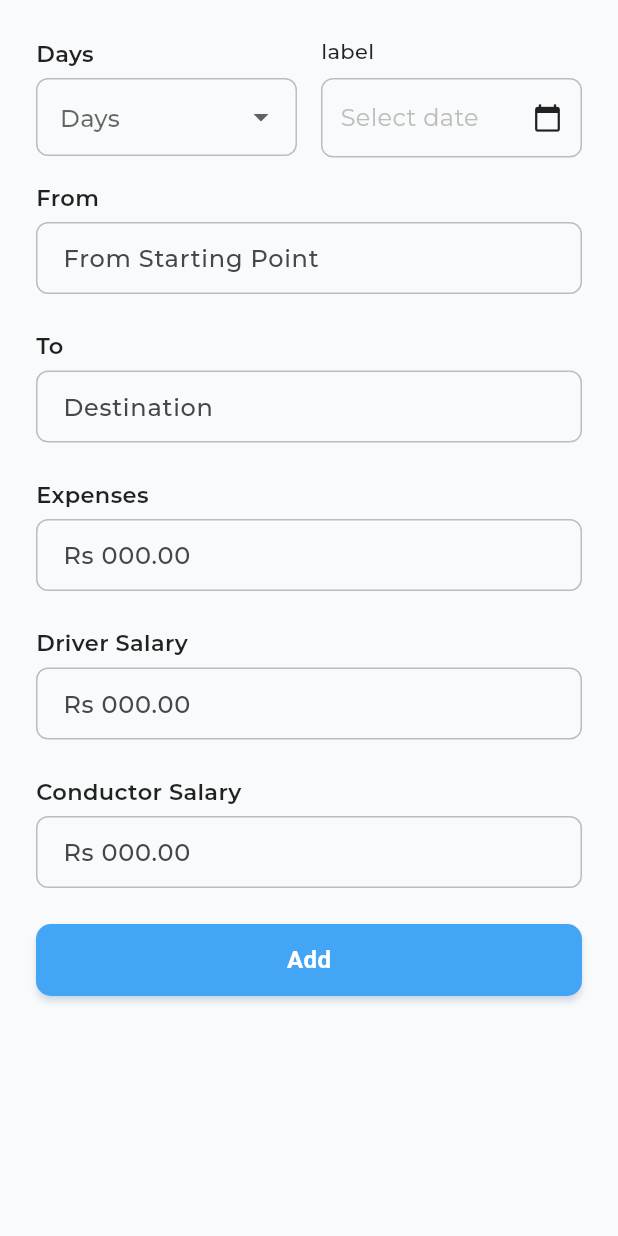
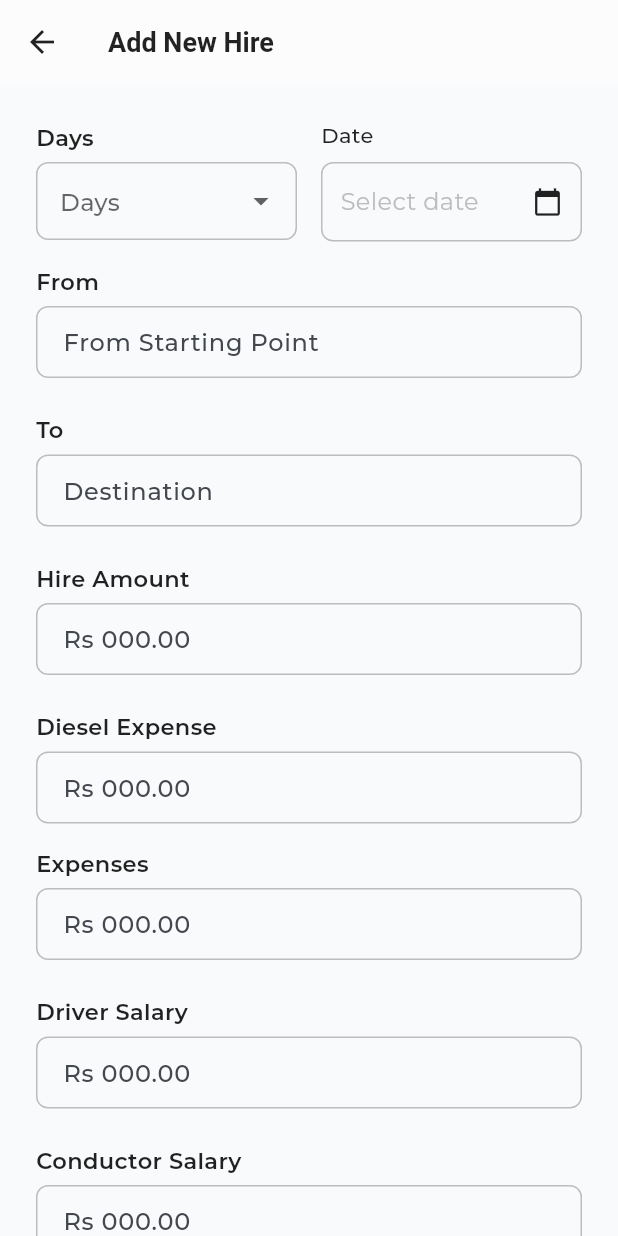
Before and after one commit to smThilshan/busflow-mobile, a Flutter app: the AddNewHire screen opened by its route, on a phone screen of 412 x 824 dp. Run offline on Flutter 3.47's test engine with Material 3 defaults, Android fonts, the phone set to English and light mode, and no system bars; our stand-ins replace dio, flutter_bloc, flutter_svg, go_router, google_fonts, lucide_icons_flutter.

Commit message:
added hire section

```diff
--- /dev/null
+++ b/lib/domain/entities/hire_preview_data.dart
@@ -0,0 +1,26 @@
+class HirePreviewData {
+  final int noOfDays;
+  final DateTime date;
+  final String fromStartLocation;
+  final String toReachLocation;
+  final double hireAmount;
+  final double otherExpenses;
+  final double diesel;
+  final double driverSalary;
+  final double conductorSalary;
+  final double earned;
+  final double totalExpense;
+  HirePreviewData({
+    required this.noOfDays,
+    required this.date,
+    required this.fromStartLocation,
+    required this.toReachLocation,
+    required this.hireAmount,
+    required this.otherExpenses,
+    required this.diesel,
+    required this.driverSalary,
+    required this.conductorSalary,
+    required this.earned,
+    required this.totalExpense,
+  });
+}
--- a/lib/main.dart
+++ b/lib/main.dart
@@ -1,6 +1,7 @@
 import 'package:bus_flow_admin/config/theme/app_theme.dart';
 import 'package:bus_flow_admin/core/router/app_router.dart';
-import 'package:bus_flow_admin/presentation/bloc/add_trip_bloc.dart';
+import 'package:bus_flow_admin/presentation/add-income/hire/bloc/add_hire_bloc.dart';
+import 'package:bus_flow_admin/presentation/add-income/trip/bloc/add_trip_bloc.dart';
 import 'package:flutter/material.dart';
 import 'package:flutter_bloc/flutter_bloc.dart';
 
@@ -16,6 +17,7 @@ class MyApp extends StatelessWidget {
     return MultiBlocProvider(
       providers: [
         BlocProvider<AddTripBloc>(create: (context) => AddTripBloc()),
+        BlocProvider<AddHireBloc>(create: (context) => AddHireBloc()),
       ],
       child: MaterialApp.router(
         title: 'Bus Flow - Admin App',
--- a/lib/presentation/add-income/add_new_hire.dart
+++ /dev/null
@@ -1,108 +0,0 @@
-import 'package:bus_flow_admin/core/ui/app_spacing.dart';
-import 'package:bus_flow_admin/presentation/common/widgets/custom_action_btn.dart';
-import 'package:bus_flow_admin/presentation/common/widgets/custom_datepicker_widget.dart';
-import 'package:bus_flow_admin/presentation/common/widgets/custom_dropdown_widget.dart';
-import 'package:bus_flow_admin/presentation/common/widgets/custom_textfield.dart';
-import 'package:flutter/material.dart';
-
-class AddNewHire extends StatefulWidget {
-  const AddNewHire({super.key});
-
-  @override
-  State<AddNewHire> createState() => _AddNewHireState();
-}
-
-class _AddNewHireState extends State<AddNewHire> {
-  final TextEditingController _fromController = TextEditingController();
-  final TextEditingController _toController = TextEditingController();
-  final TextEditingController _expensesController = TextEditingController();
-  final TextEditingController _driverSalaryController = TextEditingController();
-  final TextEditingController _conductorSalaryController =
-      TextEditingController();
-  String? selectedBus;
-  DateTime? selectedDate;
-
-  @override
-  Widget build(BuildContext context) {
-    return Scaffold(
-      body: SafeArea(
-        child: SingleChildScrollView(
-          child: Padding(
-            padding: const EdgeInsets.all(AppSpacing.lg),
-            child: Column(
-              crossAxisAlignment: CrossAxisAlignment.start,
-              children: [
-                // SizedBox(height: 60),
-                Row(
-                  children: [
-                    Expanded(
-                      child: CustomDropdown<String>(
-                        label: "Days",
-                        value: selectedBus,
-                        items: ["01", "02", "03"],
-                        // itemLabel: (bus) => "Bus No: $bus",
-                        onChanged: (value) {
-                          setState(() {
-                            selectedBus = value;
-                          });
-                        },
-                      ),
-                    ),
-                    const SizedBox(width: AppSpacing.md),
-                    Expanded(
-                      child: CustomDatePicker(
-                        label: "label",
-                        selectedDate: selectedDate,
-                        onDateSelected: (date) {
-                          setState(() {
-                            selectedDate = date;
-                          });
-                        },
-                      ),
-                    ),
-                  ],
-                ),
-                SizedBox(height: AppSpacing.md),
-                CustomTextField(
-                  label: "From",
-                  controller: _fromController,
-                  hint: "From Starting Point",
-                ),
-                SizedBox(height: AppSpacing.sm),
-                CustomTextField(
-                  label: "To ",
-                  controller: _toController,
-                  hint: "Destination",
-                ),
-                SizedBox(height: AppSpacing.sm),
-                CustomTextField(
-                  label: "Expenses",
-                  controller: _expensesController,
-                  hint: "Rs 000.00",
-                  keyboardType: TextInputType.number,
-                ),
-                SizedBox(height: AppSpacing.sm),
-                CustomTextField(
-                  label: "Driver Salary",
-                  controller: _driverSalaryController,
-                  hint: "Rs 000.00",
-                  keyboardType: TextInputType.number,
-                ),
-                SizedBox(height: AppSpacing.sm),
-                CustomTextField(
-                  label: "Conductor Salary",
-                  controller: _conductorSalaryController,
-                  hint: "Rs 000.00",
-                  keyboardType: TextInputType.number,
-                ),
-                SizedBox(height: AppSpacing.sm),
-
-                CustomActionBtn(text: "Add", onPressed: () {}),
-              ],
-            ),
-          ),
-        ),
-      ),
-    );
-  }
-}
--- /dev/null
+++ b/lib/presentation/add-income/hire/bloc/add_hire_event.dart
@@ -0,0 +1,25 @@
+abstract class AddHireEvent {}
+
+class SubmitHireEvent extends AddHireEvent {
+  final int noOfDays;
+  final DateTime date;
+  final String fromStartLocation;
+  final String toReachLocation;
+  final double hireAmount;
+  final double otherExpenses;
+  final double diesel;
+  final double driverSalary;
+  final double conductorSalary;
+
+  SubmitHireEvent({
+    required this.noOfDays,
+    required this.date,
+    required this.fromStartLocation,
+    required this.toReachLocation,
+    required this.hireAmount,
+    required this.diesel,
+    required this.otherExpenses,
+    required this.driverSalary,
+    required this.conductorSalary,
+  });
+}
--- /dev/null
+++ b/lib/presentation/add-income/hire/bloc/add_hire_state.dart
@@ -0,0 +1,10 @@
+import 'package:bus_flow_admin/domain/entities/hire_preview_data.dart';
+
+abstract class AddHireState {}
+
+class AddHireInitial extends AddHireState {}
+
+class AddHirePreviewReady extends AddHireState {
+  final HirePreviewData hirePreviewData;
+  AddHirePreviewReady(this.hirePreviewData);
+}
--- a/lib/presentation/add-income/add_new_trip.dart
+++ b/lib/presentation/add-income/hire/screens/add_new_hire.dart
@@ -1,7 +1,7 @@
 import 'package:bus_flow_admin/core/ui/app_spacing.dart';
-import 'package:bus_flow_admin/presentation/bloc/add_trip_bloc.dart';
-import 'package:bus_flow_admin/presentation/bloc/add_trip_event.dart';
-import 'package:bus_flow_admin/presentation/bloc/add_trip_state.dart';
+import 'package:bus_flow_admin/presentation/add-income/hire/bloc/add_hire_bloc.dart';
+import 'package:bus_flow_admin/presentation/add-income/hire/bloc/add_hire_event.dart';
+import 'package:bus_flow_admin/presentation/add-income/hire/bloc/add_hire_state.dart';
 import 'package:bus_flow_admin/presentation/common/widgets/custom_action_btn.dart';
 import 'package:bus_flow_admin/presentation/common/widgets/custom_datepicker_widget.dart';
 import 'package:bus_flow_admin/presentation/common/widgets/custom_dropdown_widget.dart';
@@ -10,32 +10,34 @@ import 'package:flutter/material.dart';
 import 'package:flutter_bloc/flutter_bloc.dart';
 import 'package:go_router/go_router.dart';
 
-class AddNewTrip extends StatefulWidget {
-  const AddNewTrip({super.key});
+class AddNewHire extends StatefulWidget {
+  const AddNewHire({super.key});
 
   @override
-  State<AddNewTrip> createState() => _AddNewTripState();
+  State<AddNewHire> createState() => _AddNewHireState();
 }
 
-class _AddNewTripState extends State<AddNewTrip> {
-  final TextEditingController _fromIncomeController = TextEditingController();
-  final TextEditingController _toIncomeController = TextEditingController();
+class _AddNewHireState extends State<AddNewHire> {
+  final TextEditingController _fromController = TextEditingController();
+  final TextEditingController _toController = TextEditingController();
   final TextEditingController _expensesController = TextEditingController();
   final TextEditingController _driverSalaryController = TextEditingController();
   final TextEditingController _conductorSalaryController =
       TextEditingController();
-  final TextEditingController _dieselController = TextEditingController();
-  String? noOfTrips;
+  final TextEditingController _hireAmountController = TextEditingController();
+  final TextEditingController _dieselExpenseController =
+      TextEditingController();
+  String? noOfDays;
   DateTime? selectedDate;
 
   @override
   Widget build(BuildContext context) {
     return Scaffold(
-      appBar: AppBar(title: const Text("Add New Trip"), leading: BackButton()),
-      body: BlocListener<AddTripBloc, AddTripState>(
+      appBar: AppBar(title: const Text("Add New Hire"), leading: BackButton()),
+      body: BlocListener<AddHireBloc, AddHireState>(
         listener: (context, state) {
-          if (state is AddTripPreviewReady) {
-            context.push('/preview-new-trip', extra: state.tripPreviewData);
+          if (state is AddHirePreviewReady) {
+            context.push('/preview-new-hire', extra: state.hirePreviewData);
           }
         },
         child: SafeArea(
@@ -45,17 +47,17 @@ class _AddNewTripState extends State<AddNewTrip> {
               child: Column(
                 crossAxisAlignment: CrossAxisAlignment.start,
                 children: [
-                  // SizedBox(height: 60),
                   Row(
                     children: [
                       Expanded(
                         child: CustomDropdown<String>(
-                          label: "Trips",
-                          value: noOfTrips,
+                          label: "Days",
+                          value: noOfDays,
                           items: ["01", "02", "03"],
+
                           onChanged: (value) {
                             setState(() {
-                              noOfTrips = value;
+                              noOfDays = value;
                             });
                           },
                         ),
@@ -76,26 +78,30 @@ class _AddNewTripState extends State<AddNewTrip> {
                   ),
                   SizedBox(height: AppSpacing.md),
                   CustomTextField(
-                    label: "Kalpitiya → Puttalam Income",
-                    controller: _fromIncomeController,
-                    hint: "Rs 000.00",
-                    keyboardType: TextInputType.number,
+                    label: "From",
+                    controller: _fromController,
+                    hint: "From Starting Point",
                   ),
                   SizedBox(height: AppSpacing.sm),
                   CustomTextField(
-                    label: "Puttalam → Kalpitiya Income",
-                    controller: _toIncomeController,
+                    label: "To ",
+                    controller: _toController,
+                    hint: "Destination",
+                  ),
+                  SizedBox(height: AppSpacing.sm),
+                  CustomTextField(
+                    label: "Hire Amount",
+                    controller: _hireAmountController,
                     hint: "Rs 000.00",
                     keyboardType: TextInputType.number,
                   ),
                   SizedBox(height: AppSpacing.sm),
                   CustomTextField(
                     label: "Diesel Expense",
-                    controller: _dieselController,
+                    controller: _dieselExpenseController,
                     hint: "Rs 000.00",
                     keyboardType: TextInputType.number,
                   ),
-                  SizedBox(height: AppSpacing.sm),
                   CustomTextField(
                     label: "Expenses",
                     controller: _expensesController,
@@ -116,20 +122,20 @@ class _AddNewTripState extends State<AddNewTrip> {
                     hint: "Rs 000.00",
                     keyboardType: TextInputType.number,
                   ),
-                  SizedBox(height: AppSpacing.lg),
+                  SizedBox(height: AppSpacing.sm),
 
                   CustomActionBtn(
                     text: "Add",
                     onPressed: () {
-                      // context.push('/preview-new-trip');
-                      context.read<AddTripBloc>().add(
-                        SubmitTripEvent(
-                          noOfTrips: int.parse(noOfTrips!),
+                      context.read<AddHireBloc>().add(
+                        SubmitHireEvent(
+                          noOfDays: int.parse(noOfDays!),
                           date: selectedDate!,
-                          fromIncome: double.parse(_fromIncomeController.text),
-                          toIncome: double.parse(_toIncomeController.text),
-                          expenses: double.parse(_expensesController.text),
-                          diesel: double.parse(_dieselController.text),
+                          fromStartLocation: _fromController.text,
+                          toReachLocation: _toController.text,
+                          hireAmount: double.parse(_hireAmountController.text),
+                          diesel: double.parse(_dieselExpenseController.text),
+                          otherExpenses: double.parse(_expensesController.text),
                           driverSalary: double.parse(
                             _driverSalaryController.text,
                           ),
--- a/lib/presentation/bloc/add_trip_bloc.dart
+++ b/lib/presentation/add-income/trip/bloc/add_trip_bloc.dart
@@ -1,6 +1,6 @@
 import 'package:bus_flow_admin/domain/entities/trip_preview_data.dart';
-import 'package:bus_flow_admin/presentation/bloc/add_trip_event.dart';
-import 'package:bus_flow_admin/presentation/bloc/add_trip_state.dart';
+import 'package:bus_flow_admin/presentation/add-income/trip/bloc/add_trip_event.dart';
+import 'package:bus_flow_admin/presentation/add-income/trip/bloc/add_trip_state.dart';
 import 'package:flutter_bloc/flutter_bloc.dart';
 
 class AddTripBloc extends Bloc<AddTripEvent, AddTripState> {
--- a/lib/presentation/dashboard/screens/home_screen.dart
+++ b/lib/presentation/dashboard/screens/home_screen.dart
@@ -74,13 +74,22 @@ class _HomeScreenState extends State<HomeScreen> {
 
                     DashboardCard(
                       icon: Icons.add_circle_outline,
-                      title: "Add New",
-                      subtitle: "Add new completed trips & hires",
+                      title: "Add Trip",
+                      subtitle: "Add new completed trips",
                       onTap: () {
                         context.push("/add-new-trip");
                       },
                     ),
-                    const SizedBox(height: 16),
+                    SizedBox(height: AppSpacing.md),
+                    DashboardCard(
+                      icon: Icons.add_circle_outline,
+                      title: "Add Hire",
+                      subtitle: "Add new completed hires",
+                      onTap: () {
+                        context.push("/add-new-hire");
+                      },
+                    ),
+                    SizedBox(height: AppSpacing.md),
                     DashboardCard(
                       icon: Icons.remove_circle_outline,
                       title: "Expense",
--- a/lib/presentation/splash/screens/splash_screen.dart
+++ b/lib/presentation/splash/screens/splash_screen.dart
@@ -21,8 +21,6 @@ class _SplashScreenState extends State<SplashScreen> {
 
   @override
   Widget build(BuildContext context) {
-    final size = MediaQuery.of(context).size;
-
     return Scaffold(
       body: Center(child: SvgPicture.asset('assets/images/van.svg')),
     );
```
Also changed, not shown: lib/core/router/app_router.dart (+4 -5 lines), lib/presentation/add-income/hire/bloc/add_hire_bloc.dart (added, +38 -0 lines), lib/presentation/add-income/hire/screens/preview_new_hire.dart (added, +185 -0 lines), lib/presentation/add-income/preview_new_hire.dart (deleted, +0 -15 lines), lib/presentation/add-income/trip/screens/add_new_trip.dart (added, +151 -0 lines), lib/presentation/add-income/trip/bloc/add_trip_event.dart (renamed from lib/presentation/bloc/add_trip_event.dart), lib/presentation/add-income/trip/bloc/add_trip_state.dart (renamed from lib/presentation/bloc/add_trip_state.dart), lib/presentation/add-income/trip/screens/preview_new_trip.dart (renamed from lib/presentation/add-income/preview_new_trip.dart).
